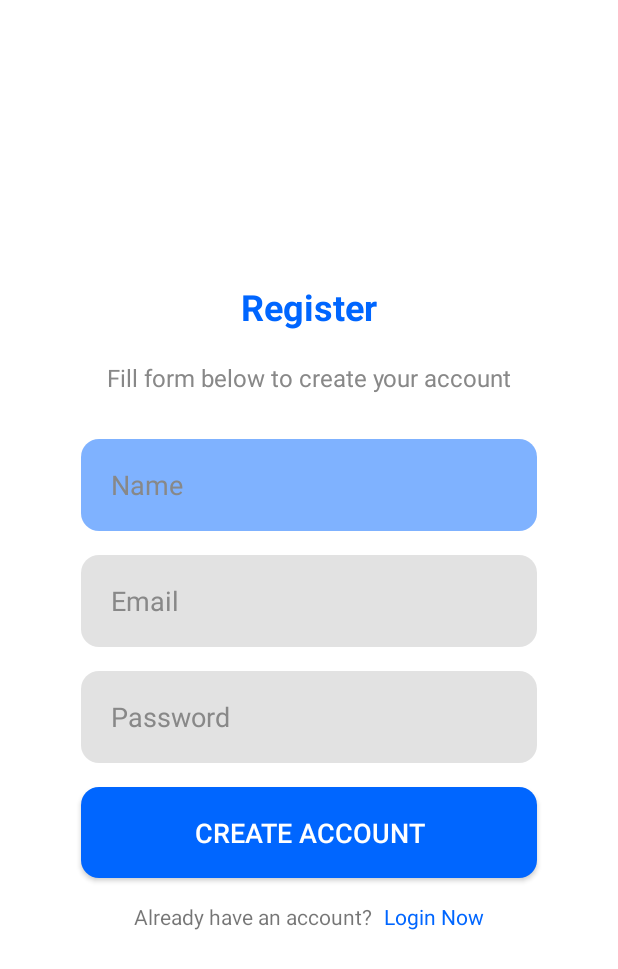
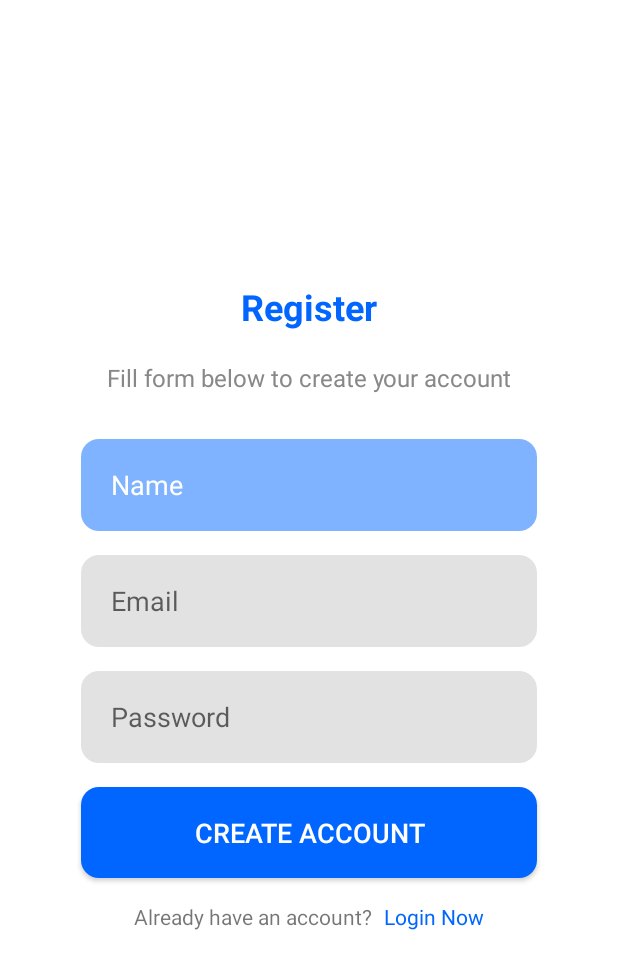
Before and after one commit to SkinCanOrg/SkinCan, an Android app: the layout activity_register.xml on its own in the app's theme, with its tools: preview values and no code run, on a phone screen of 412 x 824 dp. Shown: the top 969 px of the screen. Run offline under Robolectric (Android 15) with nearby library versions, the phone set to English and light mode, and no system bars.

Commit message:
+ Fix EditText textColor

```diff
--- a/app/src/main/kotlin/io/github/skincanorg/skincan/widget/edittext/RoundedEditText.kt
+++ b/app/src/main/kotlin/io/github/skincanorg/skincan/widget/edittext/RoundedEditText.kt
@@ -31,7 +31,11 @@ class RoundedEditText @JvmOverloads constructor(
         )
         compoundDrawablePadding = 16.dp(context)
         background = ContextCompat.getDrawable(context, R.drawable.bg_rounded_clickable_focusable)
-        this.setHintTextColor(ContextCompat.getColor(context, R.color.editTextColor))
-        this.setTextColor(ContextCompat.getColor(context, R.color.edittext_color))
+        setOnFocusChangeListener { _, hasFocus ->
+            val color = if (hasFocus) R.color.editTextFocusedColor else R.color.editTextColor
+
+            this.setHintTextColor(ContextCompat.getColor(context, color))
+            this.setTextColor(ContextCompat.getColor(context, color))
+        }
     }
 }
--- a/app/src/main/res/color/edittext_color.xml
+++ /dev/null
@@ -1,5 +0,0 @@
-<?xml version="1.0" encoding="utf-8"?>
-<selector xmlns:android="http://schemas.android.com/apk/res/android">
-    <item android:state_focused="true" android:color="@color/editTextFocusedColor"/>
-    <item android:color="@color/editTextColor"/>
-</selector>
```
